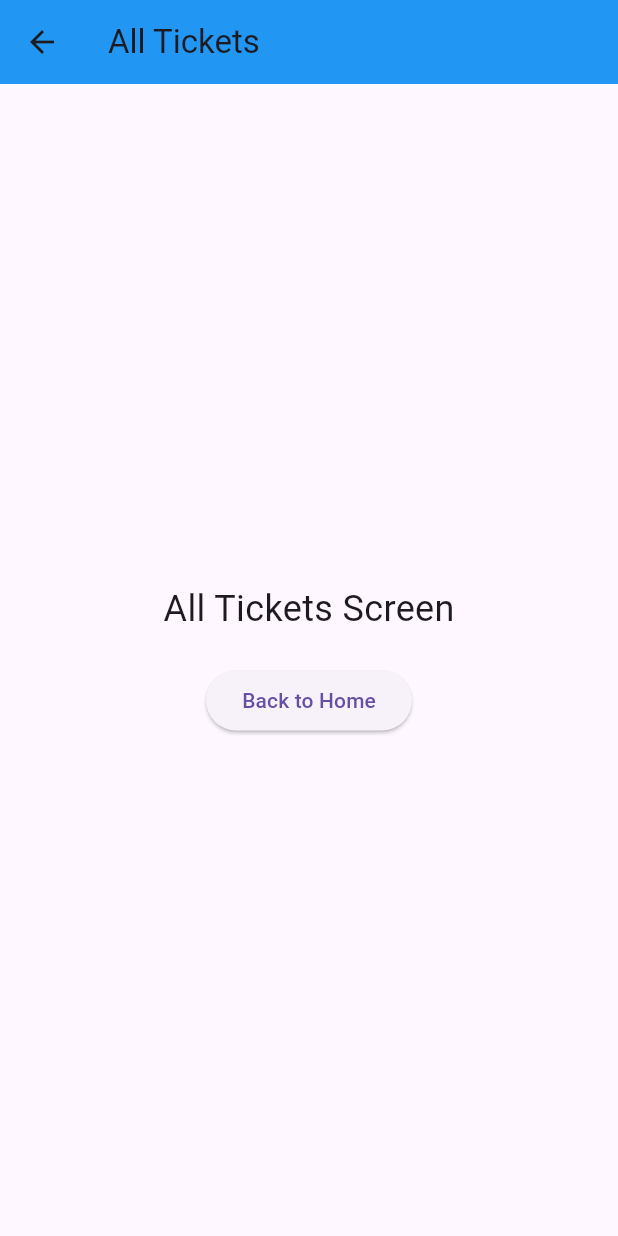
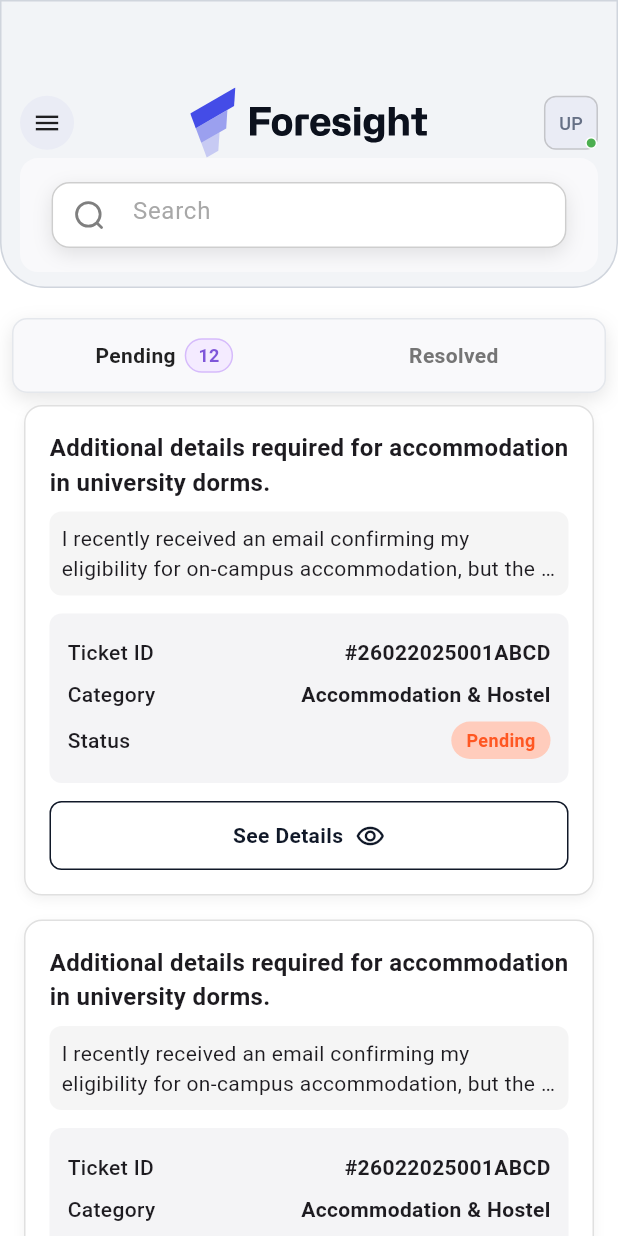
Before and after one commit to tahirdotdev-tdd/foresight_plus, a Flutter app: the screen it shows after launch, after a tap on "View All Tickets", on a phone screen of 412 x 824 dp. Run offline on Flutter 3.47's test engine with Material 3 defaults, Android fonts, the phone set to English and light mode, and no system bars; our stand-ins replace file_picker, flutter_svg, google_fonts, syncfusion_flutter_gauges.

Commit message:
Added Ticket Cards, Ticket Models nad Data, Tab Bar, search bar and improved the UI

```diff
--- /dev/null
+++ b/lib/components/custom_search_bar.dart
@@ -0,0 +1,69 @@
+import 'package:flutter/material.dart';
+import 'package:flutter_svg/flutter_svg.dart';
+
+class CustomSearchBar extends StatelessWidget {
+  const CustomSearchBar({super.key});
+
+  @override
+  Widget build(BuildContext context) {
+    return Padding(
+      padding: const EdgeInsets.all(16.0),
+      child: Container(
+        width: 354,
+        height: 44,
+        decoration: BoxDecoration(
+          color: Colors.white,
+          borderRadius: BorderRadius.circular(12),
+          boxShadow: [
+            BoxShadow(
+              color: Colors.black.withOpacity(0.1),
+              blurRadius: 10,
+              offset: Offset(0, 4), // changes position of shadow
+            ),
+          ],
+        ),
+        child: TextField(
+          decoration: InputDecoration(
+            hintText: 'Search',
+
+            prefixIcon: Padding(
+              padding: const EdgeInsets.all(12.0), // optional, for spacing
+              child: SvgPicture.asset(
+                "lib/assets/images/search.svg",
+                width: 20,
+                height: 20,
+
+                colorFilter: ColorFilter.mode(
+                  Colors.black.withOpacity(0.5),
+                  BlendMode.srcIn,
+                ),
+              ),
+            ),
+            prefixIconConstraints: BoxConstraints(minWidth: 50, minHeight: 50),
+            hintStyle: TextStyle(
+              fontSize: 16,
+              color: Colors.grey.withOpacity(0.9),
+            ),
+
+            enabledBorder: OutlineInputBorder(
+              borderRadius: BorderRadius.circular(12),
+              borderSide: BorderSide(
+                color: Colors.grey.withOpacity(0.5),
+                width: 1,
+              ),
+            ),
+            focusedBorder: OutlineInputBorder(
+              borderRadius: BorderRadius.circular(12),
+              borderSide: BorderSide(
+                color: Colors.purple.withOpacity(0.5),
+                width: 1,
+              ),
+            ),
+
+            contentPadding: EdgeInsets.symmetric(vertical: 15),
+          ),
+        ),
+      ),
+    );
+  }
+}
--- /dev/null
+++ b/lib/components/custom_tab_bar.dart
@@ -0,0 +1,103 @@
+import 'package:flutter/material.dart';
+
+class CustomTabBar extends StatefulWidget {
+  const CustomTabBar({super.key});
+
+  @override
+  _CustomTabBarState createState() => _CustomTabBarState();
+}
+
+class _CustomTabBarState extends State<CustomTabBar> {
+  int selectedIndex = 0;
+
+  @override
+  Widget build(BuildContext context) {
+    return Padding(
+      padding: const EdgeInsets.symmetric(horizontal: 8.0),
+      child: Container(
+        height: 50,
+        padding: EdgeInsets.all(4),
+        decoration: BoxDecoration(
+          color: Color(0xFFF9F9FB),
+          borderRadius: BorderRadius.circular(10),
+          boxShadow: [
+            BoxShadow(
+              color: Colors.black.withOpacity(0.1),
+              blurRadius: 10,
+              offset: Offset(0, 4), // changes position of shadow
+            ),
+          ],
+          border: Border.all(color: Color(0xFFE4E7EC)),
+        ),
+        child: Row(
+          children: [
+            _buildTab(
+              title: 'Pending',
+              count: 12,
+              isSelected: selectedIndex == 0,
+              onTap: () => setState(() => selectedIndex = 0),
+            ),
+            _buildTab(
+              title: 'Resolved',
+              count: 10,
+              isSelected: selectedIndex == 1,
+              onTap: () => setState(() => selectedIndex = 1),
+            ),
+          ],
+        ),
+      ),
+    );
+  }
+
+  Widget _buildTab({
+    required String title,
+    required int count,
+    required bool isSelected,
+    required VoidCallback onTap,
+  }) {
+    return Expanded(
+      child: GestureDetector(
+        onTap: onTap,
+        child: AnimatedContainer(
+          duration: Duration(milliseconds: 200),
+          padding: EdgeInsets.symmetric(horizontal: 10),
+          decoration: BoxDecoration(
+            color: Colors.transparent,
+            borderRadius: BorderRadius.circular(10),
+          ),
+          child: Row(
+            mainAxisAlignment: MainAxisAlignment.center,
+            children: [
+              Text(
+                title,
+                style: TextStyle(
+                  fontWeight: FontWeight.w600,
+                  color: isSelected ? Colors.black87 : Colors.grey[600],
+                ),
+              ),
+              if (isSelected && count > 0) ...[
+                SizedBox(width: 6),
+                Container(
+                  padding: EdgeInsets.symmetric(horizontal: 8, vertical: 2),
+                  decoration: BoxDecoration(
+                    borderRadius: BorderRadius.circular(20),
+                    color: Color(0xFFF4EBFF),
+                    border: Border.all(color: Color(0xFFD6BBFB)),
+                  ),
+                  child: Text(
+                    count.toString(),
+                    style: TextStyle(
+                      fontSize: 12,
+                      fontWeight: FontWeight.w600,
+                      color: Color(0xFF7F56D9),
+                    ),
+                  ),
+                ),
+              ],
+            ],
+          ),
+        ),
+      ),
+    );
+  }
+}
--- /dev/null
+++ b/lib/components/ticket_card.dart
@@ -0,0 +1,159 @@
+import 'package:flutter/material.dart';
+
+import '../models/ticket_model.dart';
+
+Widget buildTicketCard(TicketModel ticket) {
+  return Container(
+    margin: const EdgeInsets.symmetric(vertical: 8, horizontal: 16),
+    padding: const EdgeInsets.all(16),
+    decoration: BoxDecoration(
+      color: Colors.white,
+      borderRadius: BorderRadius.circular(12),
+      boxShadow: [
+        BoxShadow(
+          color: Colors.black.withOpacity(0.05),
+          blurRadius: 6,
+          offset: Offset(0, 3),
+        ),
+      ],
+      border: Border.all(color: Colors.grey.shade300),
+    ),
+    child: Column(
+      crossAxisAlignment: CrossAxisAlignment.start,
+      children: [
+        /// Heading
+        Text(
+          ticket.heading,
+          style: TextStyle(fontSize: 16, fontWeight: FontWeight.bold),
+        ),
+        const SizedBox(height: 8),
+
+        /// See More text
+        Container(
+          width: double.infinity,
+          padding: const EdgeInsets.all(8),
+          decoration: BoxDecoration(
+            color: Colors.grey.shade100,
+            borderRadius: BorderRadius.circular(8),
+          ),
+          child: Text.rich(
+            TextSpan(
+              text: ticket.seeMore,
+              children: [
+                TextSpan(
+                  text: ' See More',
+                  style: TextStyle(
+                    color: Colors.deepPurple,
+                    fontWeight: FontWeight.w600,
+                  ),
+                ),
+              ],
+            ),
+            maxLines: 2,
+            overflow: TextOverflow.ellipsis,
+          ),
+        ),
+        const SizedBox(height: 12),
+
+        /// Ticket Details
+        Container(
+          padding: const EdgeInsets.all(12),
+          decoration: BoxDecoration(
+            color: Color(0xFFF4F4F6),
+            borderRadius: BorderRadius.circular(8),
+          ),
+          child: Column(
+            children: [
+              _buildRow("Ticket ID", ticket.ticketId),
+              _buildRow("Category", ticket.ticketCategory),
+              _buildRow(
+                "Status",
+                ticket.ticketStatus,
+                status: true,
+                // Applying different colors based on ticket status
+                color:
+                    ticket.ticketStatus == "Resolved"
+                        ? Colors.lightBlue.shade100
+                        : Colors.deepOrange.shade100,
+                textColor:
+                    ticket.ticketStatus == "Resolved"
+                        ? Colors.lightBlue
+                        : Colors.deepOrange,
+              ),
+            ],
+          ),
+        ),
+
+        const SizedBox(height: 12),
+
+        /// See Details Button
+        GestureDetector(
+          onTap: () {
+            // Handle button tap
+          },
+          child: Container(
+            width: double.infinity,
+            padding: const EdgeInsets.symmetric(vertical: 12),
+            decoration: BoxDecoration(
+              border: Border.all(color: Color(0XFF101828)),
+              borderRadius: BorderRadius.circular(8),
+            ),
+            child: Row(
+              mainAxisAlignment: MainAxisAlignment.center,
+              children: [
+                Text(
+                  "See Details",
+                  style: TextStyle(
+                    color: Color(0XFF101828),
+                    fontWeight: FontWeight.bold,
+                  ),
+                ),
+                SizedBox(width: 8),
+                Icon(
+                  Icons.remove_red_eye_outlined,
+                  size: 20,
+                  color: Color(0XFF101828),
+                ),
+              ],
+            ),
+          ),
+        ),
+      ],
+    ),
+  );
+}
+
+Widget _buildRow(
+  String label,
+  String value, {
+  bool status = false,
+  Color? color,
+  Color? textColor,
+}) {
+  return Padding(
+    padding: const EdgeInsets.symmetric(vertical: 4),
+    child: Row(
+      mainAxisAlignment: MainAxisAlignment.spaceBetween,
+      children: [
+        Text(label, style: TextStyle(fontWeight: FontWeight.w500)),
+        status
+            ? Container(
+              padding: const EdgeInsets.symmetric(horizontal: 10, vertical: 4),
+              decoration: BoxDecoration(
+                color: color ?? Colors.grey[200],
+                borderRadius: BorderRadius.circular(20),
+              ),
+              child: Text(
+                value,
+                style: TextStyle(
+                  color: textColor ?? Colors.black,
+                  fontWeight: FontWeight.bold,
+                  fontSize: 12,
+                ),
+              ),
+            )
+            : Text(value, style: TextStyle(fontWeight: FontWeight.w600)),
+      ],
+    ),
+  );
+}
--- /dev/null
+++ b/lib/data/ticket_data.dart
@@ -0,0 +1,28 @@
+final List<Map<String, dynamic>> ticketData = [
+  {
+    "heading":
+        "Additional details required for accommodation in university dorms.",
+    "seeMore":
+        "I recently received an email confirming my eligibility for on-campus accommodation, but the message...",
+    "ticketId": "#26022025001ABCD",
+    "ticketCategory": "Accommodation & Hostel",
+    "ticketStatus": "Pending",
+  },
+  {
+    "heading":
+        "Additional details required for accommodation in university dorms.",
+    "seeMore":
+        "I recently received an email confirming my eligibility for on-campus accommodation, but the message...",
+    "ticketId": "#26022025001ABCD",
+    "ticketCategory": "Accommodation & Hostel",
+    "ticketStatus": "Pending",
+  },
+  {
+    "heading": "Details required for moving from one program to the other",
+    "seeMore":
+        "I recently received an email confirming my eligibility for on-campus accommodation, but the message...",
+    "ticketId": "#28022025001ABCE",
+    "ticketCategory": "Education and Learning",
+    "ticketStatus": "Resolved",
+  },
+];
--- a/lib/main.dart
+++ b/lib/main.dart
@@ -1,5 +1,5 @@
 import 'package:flutter/material.dart';
-import 'package:foresight_plus/screens/splash_screen.dart';
+import 'package:foresight_plus/screens/home_screen.dart';
 
 void main() {
   runApp(const MyApp());
@@ -13,7 +13,7 @@ class MyApp extends StatelessWidget {
   Widget build(BuildContext context) {
     return MaterialApp(
       debugShowCheckedModeBanner: false,
-      home: const SplashScreen(),
+      home: const HomeScreen(),
     );
   }
 }
--- /dev/null
+++ b/lib/models/ticket_model.dart
@@ -0,0 +1,26 @@
+class TicketModel {
+  final String heading;
+  final String seeMore;
+  final String ticketId;
+  final String ticketCategory;
+  final String ticketStatus;
+
+  TicketModel({
+    required this.heading,
+    required this.seeMore,
+    required this.ticketId,
+    required this.ticketCategory,
+    required this.ticketStatus,
+  });
+
+  // Optional: create from JSON (e.g. Firebase, API)
+  factory TicketModel.fromJson(Map<String, dynamic> json) {
+    return TicketModel(
+      heading: json['heading'] ?? '',
+      seeMore: json['seeMore'] ?? '',
+      ticketId: json['ticketId'] ?? '',
+      ticketCategory: json['ticketCategory'] ?? '',
+      ticketStatus: json['ticketStatus'] ?? '',
+    );
+  }
+}
--- a/lib/screens/all_tickets_screen.dart
+++ b/lib/screens/all_tickets_screen.dart
@@ -1,26 +1,141 @@
 import 'package:flutter/material.dart';
+import 'package:flutter_svg/svg.dart';
+import 'package:foresight_plus/components/custom_tab_bar.dart';
+
+import '../components/colors.dart';
+import '../components/custom_search_bar.dart';
+import '../components/ticket_card.dart';
+import '../data/ticket_data.dart';
+import '../models/ticket_model.dart';
 
 class AllTicketsScreen extends StatelessWidget {
   const AllTicketsScreen({super.key});
 
   @override
   Widget build(BuildContext context) {
+    final screenWidth = MediaQuery.of(context).size.width;
+    final List<TicketModel> tickets =
+        ticketData.map((e) => TicketModel.fromJson(e)).toList();
+
     return Scaffold(
-      appBar: AppBar(
-        title: const Text('All Tickets'),
-        backgroundColor: Colors.blue,
-      ),
-      body: Center(
-        child: Column(
-          mainAxisAlignment: MainAxisAlignment.center,
+      backgroundColor: Colors.white,
+      resizeToAvoidBottomInset: false,
+      body: GestureDetector(
+        onTap: FocusScope.of(context).unfocus,
+        child: Stack(
           children: [
-            const Text('All Tickets Screen', style: TextStyle(fontSize: 24)),
-            const SizedBox(height: 20),
-            ElevatedButton(
-              onPressed: () {
-                Navigator.pop(context);
+            // 🌄 Background SVG
+            // 🌄 Background image stays in place
+            // Positioned.fill(
+            //   child: Image.asset(
+            //     "lib/assets/images/bcg1.png",
+            //     fit: BoxFit.cover,
+            //   ),
+            // ),
+            // 📦 Foreground content
+            LayoutBuilder(
+              builder: (context, constraints) {
+                return Column(
+                  children: [
+                    // 🧢 Header Section
+                    Container(
+                      padding: EdgeInsets.all(screenWidth * 0.03),
+                      width: double.infinity,
+                      height: 192,
+                      decoration: BoxDecoration(
+                        color: AppColors.bcg,
+                        border: Border.all(color: Color(0XFFD0D5DD), width: 1),
+                        borderRadius: BorderRadius.vertical(
+                          bottom: Radius.circular(30),
+                        ),
+                      ),
+                      child: Column(
+                        children: [
+                          SizedBox(height: 45),
+                          Row(
+                            mainAxisAlignment: MainAxisAlignment.spaceBetween,
+                            children: [
+                              Container(
+                                padding: EdgeInsets.all(8),
+                                decoration: BoxDecoration(
+                                  shape: BoxShape.circle,
+                                  color: Color(0XFFEAECF5),
+                                ),
+                                child: Icon(Icons.menu, size: 20),
+                              ),
+                              SvgPicture.asset(
+                                'lib/assets/images/logo.svg',
+                                width: screenWidth * 0.45,
+                                height: 47,
+                              ),
+                              Stack(
+                                children: [
+                                  Container(
+                                    width: 36,
+                                    height: 36,
+                                    decoration: BoxDecoration(
+                                      border: Border.all(
+                                        width: 1,
+                                        color: Colors.grey.withOpacity(0.5),
+                                      ),
+                                      borderRadius: BorderRadius.circular(8),
+                                      color: Color(0XFFEAECF5),
+                                    ),
+                                    alignment: Alignment.center,
+                                    child: Text(
+                                      "UP",
+                                      style: TextStyle(
+                                        color: Color(0XFF667085),
+                                        fontSize: 12,
+                                        fontWeight: FontWeight.w500,
+                                      ),
+                                    ),
+                                  ),
+                                  Positioned(
+                                    bottom: 0.5,
+                                    right: 0.5,
+                                    child: Container(
+                                      width: 8,
+                                      height: 8,
+                                      decoration: BoxDecoration(
+                                        border: Border.all(
+                                          width: 1,
+                                          color: Colors.white,
+                                        ),
+                                        color: Colors.green,
+                                        shape: BoxShape.circle,
+                                      ),
+                                    ),
+                                  ),
+                                ],
+                              ),
+                            ],
+                          ),
+                          Container(
+                            decoration: BoxDecoration(
+                              color: Color(0xFFF9F9FB),
+                              // subtle off-white background like in image
+                              borderRadius: BorderRadius.circular(12),
+                            ),
+                            padding: EdgeInsets.symmetric(horizontal: 5),
+                            child: CustomSearchBar(), // Your widget
+                          ),
+                        ],
+                      ),
+                    ),
+                    SizedBox(height: 20),
+                    CustomTabBar(),
+                    Expanded(
+                      child: ListView.builder(
+                        itemCount: tickets.length,
+                        itemBuilder: (context, index) {
+                          return buildTicketCard(tickets[index]);
+                        },
+                      ),
+                    ),
+                  ],
+                );
               },
-              child: const Text('Back to Home'),
             ),
           ],
         ),
--- a/lib/screens/home_screen.dart
+++ b/lib/screens/home_screen.dart
@@ -16,6 +16,7 @@ class HomeScreen extends StatelessWidget {
     final screenWidth = MediaQuery.of(context).size.width;
 
     return Scaffold(
+      resizeToAvoidBottomInset: false,
       body: Stack(
         children: [
           // 🌄 Background SVG
--- a/lib/screens/new_ticket_screen.dart
+++ b/lib/screens/new_ticket_screen.dart
@@ -16,7 +16,9 @@ class NewTicketScreen extends StatelessWidget {
 
     return Scaffold(
       backgroundColor: Colors.white,
-      body: SingleChildScrollView(
+      body: GestureDetector(
+        onTap: FocusScope.of(context).unfocus,
+        child: SingleChildScrollView(
           child: Column(
             crossAxisAlignment: CrossAxisAlignment.start,
             children: [
@@ -160,8 +162,10 @@ class NewTicketScreen extends StatelessWidget {
                             borderSide: BorderSide(color: Colors.purple),
                           ),
                         ),
-                      maxLines: null, // Allow unlimited lines
-                      minLines: 4, // Set a minimum of 4 lines visible initially
+                        maxLines: null,
+                        // Allow unlimited lines
+                        minLines: 4,
+                        // Set a minimum of 4 lines visible initially
                         keyboardType:
                             TextInputType.multiline, // Allow multiline input
                       ),
@@ -175,6 +179,7 @@ class NewTicketScreen extends StatelessWidget {
             ],
           ),
         ),
+      ),
     );
   }
 }
```
Also changed, not shown: lib/assets/images/search.svg (added). Lines whose indentation alone changed are shown as unchanged.
